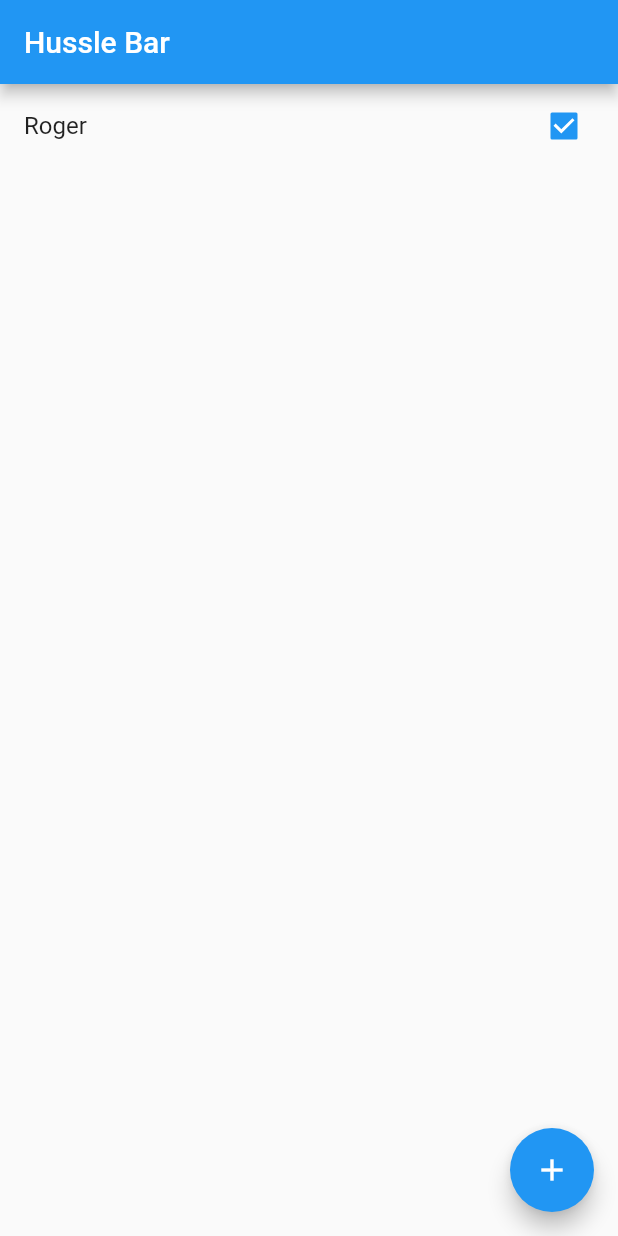
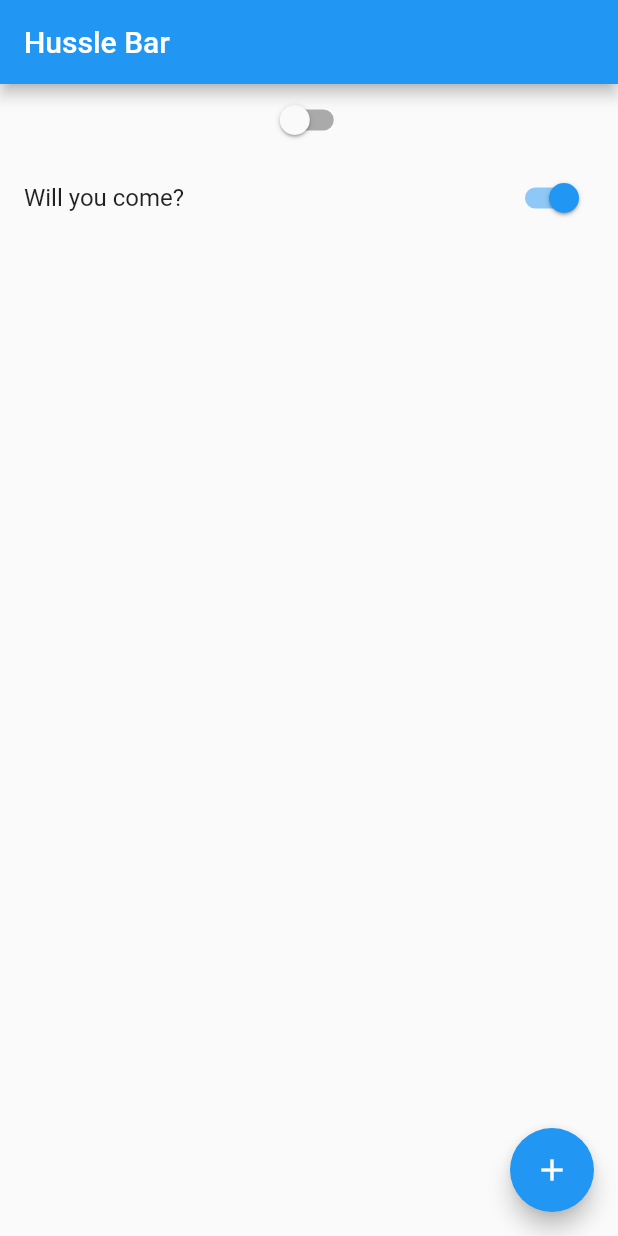
Before and after one commit to hustlebar/flutterhustle, a Flutter app: the screen it shows after launch, on a phone screen of 412 x 824 dp. Run offline on Flutter 3.47's test engine with Material 2 defaults, Android fonts, the phone set to English and light mode, and no system bars.

Commit message:
Switch widget tried

```diff
--- a/lib/src/hussle/hussle.dart
+++ b/lib/src/hussle/hussle.dart
@@ -6,6 +6,7 @@ part 'layout/hussle_scaffold.dart';
 part 'linear/hussle_button.dart';
 part 'linear/input.dart';
 part 'linear/checkbox.dart';
+part 'linear/switch.dart';
 
 class HussleApp extends StatelessWidget {
 
--- a/lib/src/hussle/layout/hussle_scaffold.dart
+++ b/lib/src/hussle/layout/hussle_scaffold.dart
@@ -6,7 +6,7 @@ class HussleScaffold extends StatelessWidget {
   Widget build(BuildContext context) {
     return new Scaffold(
       appBar: new AppBar(title: new Text('Hussle Bar'),),
-      body: new HussleCheckbox(),
+      body: new HussleSwitch(),
       floatingActionButton: new FloatingActionButton(
         child: new Icon(Icons.add),
         onPressed: onActionClicked
--- /dev/null
+++ b/lib/src/hussle/linear/switch.dart
@@ -0,0 +1,50 @@
+part of hussle;
+
+class HussleSwitch extends StatefulWidget {
+
+  @override
+  State<StatefulWidget> createState() {
+    return new HussleSwitchState();
+  }
+}
+
+class HussleSwitchState extends State<HussleSwitch> {
+  bool switchValue = false;
+  bool anotherValue = true;
+
+  @override
+  Widget build(BuildContext context) {
+
+    var widget = new Switch(
+      value: switchValue,
+      onChanged: (bool value) {
+        setState(() {
+          switchValue = value;
+        });
+      }
+    );
+
+    var switch2 = new SwitchListTile(
+      value: anotherValue,
+      title: new Text('Will you come?'),
+      onChanged: (bool value) {
+        setState(() {
+          anotherValue = value;
+        });
+      }
+    );
+
+    return new Column(
+      children: <Widget>[
+
+        new Center(
+          child: widget,
+        ),
+
+        new Center(
+          child: switch2,
+        )
+      ],
+    );
+  }
+}
```
